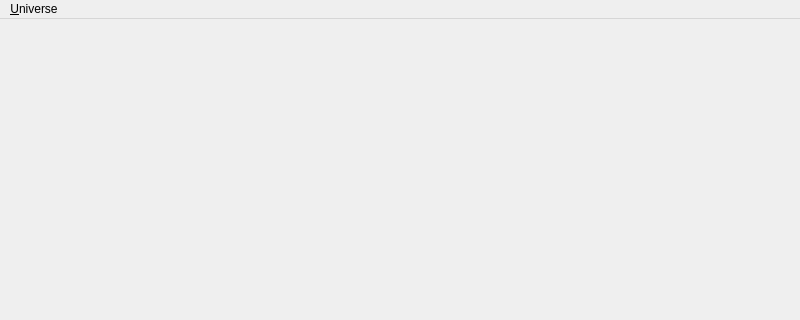
This is ui/MainWindow.ui in jgardner1/JGRPGTools as Qt 5 draws it before an edit; both pictures show x 0 to 800 and y 0 to 320 of the 800 by 600 pixel window. The edited form follows.
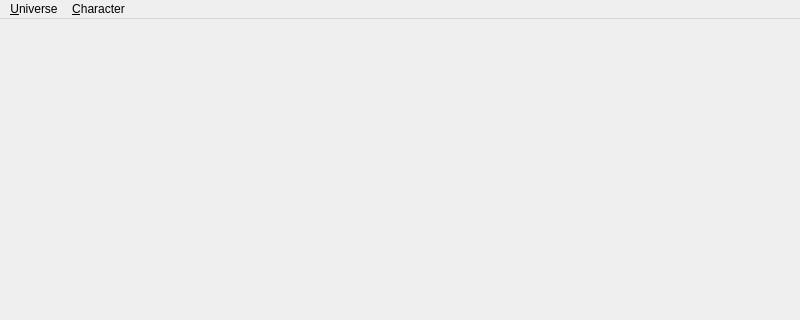
This is the edited form.

```diff
--- a/ui/MainWindow.ui
+++ b/ui/MainWindow.ui
@@ -35,7 +35,14 @@
     <addaction name="separator"/>
     <addaction name="actionQuit"/>
    </widget>
+   <widget class="QMenu" name="menu_Character">
+    <property name="title">
+     <string>&amp;Character</string>
+    </property>
+    <addaction name="actionCharacterCreate"/>
+   </widget>
    <addaction name="menuUniverse"/>
+   <addaction name="menu_Character"/>
   </widget>
   <widget class="QStatusBar" name="statusbar"/>
   <action name="actionNew">
```
Left out of the diff: 27 changed lines with no effect on the pictures.
